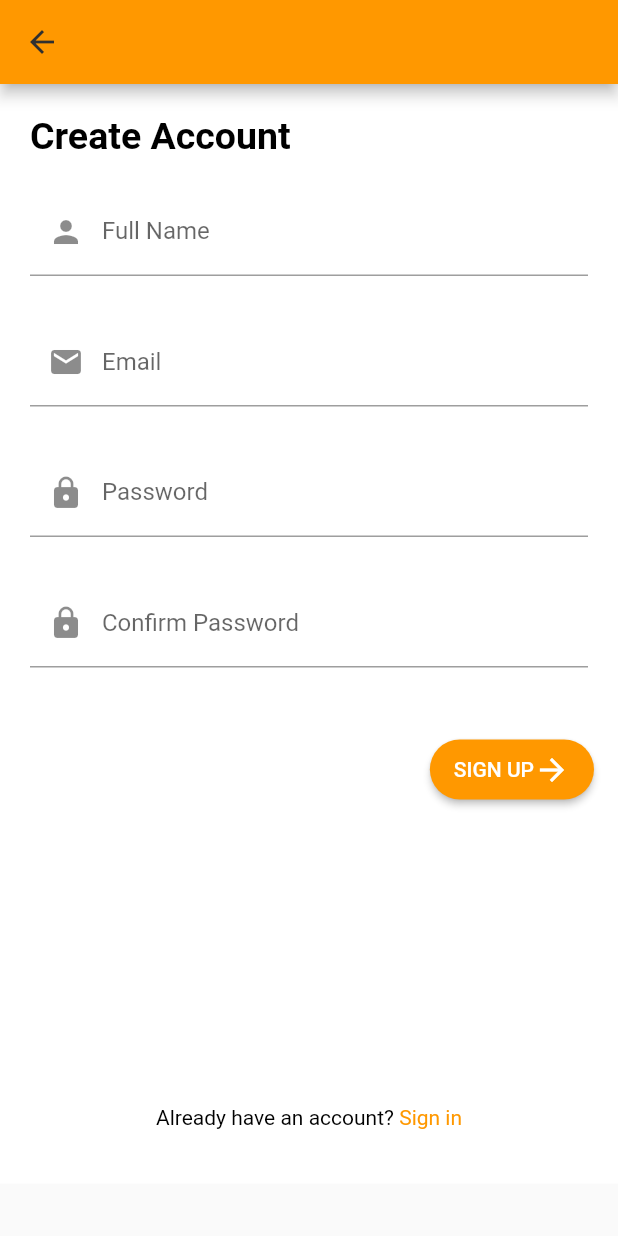
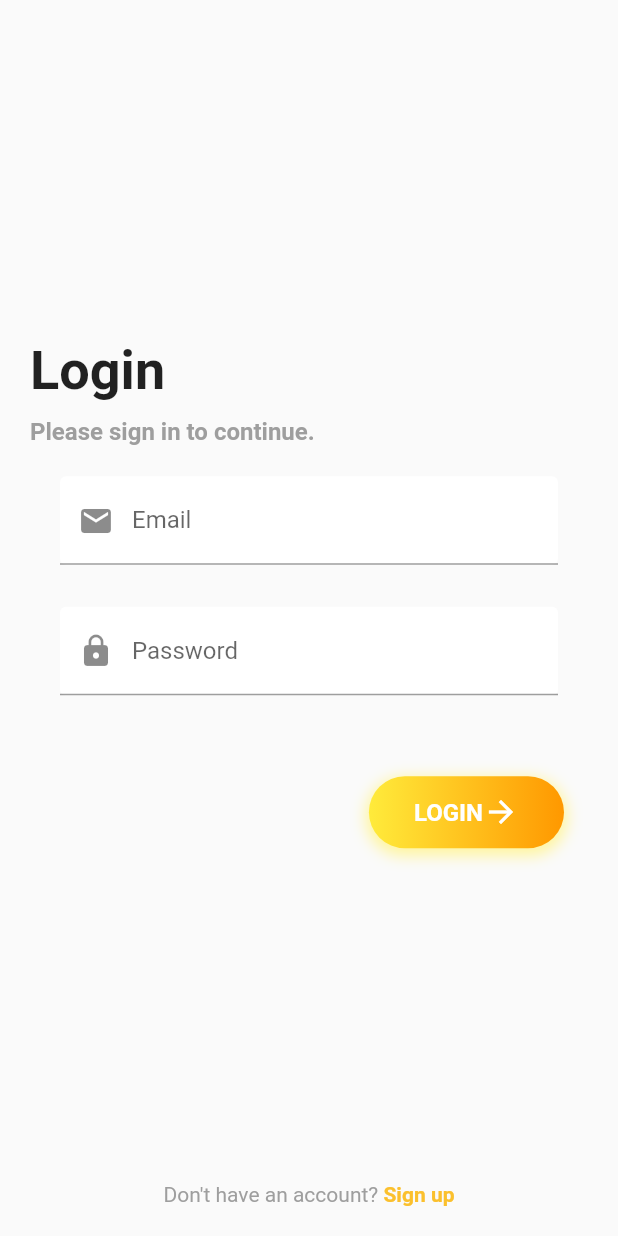
Before and after one commit to 5Amogh/samiksha, a Flutter app: the screen it shows after launch, on a phone screen of 412 x 824 dp. Run offline on Flutter 3.47's test engine with Material 2 defaults, Android fonts, the light colour scheme and no system bars; our stand-ins replace shared_preferences.

Commit message:
Added login page and routing

```diff
--- a/lib/main.dart
+++ b/lib/main.dart
@@ -3,6 +3,7 @@ import 'package:flutter/material.dart';
 import './screens/signup.dart';
 import 'src/common/services/api_service.dart';
 import 'src/common/services/session_manager.dart';
+import '/screens/login.dart';
 
 void main() {
   runApp(const MyApp());
@@ -17,25 +18,11 @@ class MyApp extends StatelessWidget {
     return MaterialApp(
       theme: ThemeData(
           colorScheme: ColorScheme.fromSwatch(primarySwatch: Colors.orange)),
-      home: Scaffold(
-        appBar: AppBar(
-          backgroundColor: Colors.orange,
-          leading: IconButton(
-            icon: Icon(
-              Icons.arrow_back,
-              color: Colors.grey[850],
-            ),
-            onPressed: () {
-              if (kDebugMode) {
-                print('Go back bruhh');
-              }
-            },
-          ),
-        ),
-        body: const SingleChildScrollView(
-          child: SignupPage(),
-        ),
-      ),
+      initialRoute: '/login',
+      routes: {
+        '/login': (context) => const LoginPage(),
+        '/signup': (context) => const SignupPage(),
+      },
     );
   }
 }
--- /dev/null
+++ b/lib/screens/login.dart
@@ -0,0 +1,141 @@
+import 'package:flutter/material.dart';
+import '../src/common/widgets/buttons/primary_button.dart';
+import '../src/common/widgets/forms/text_input_card.dart';
+
+class LoginPage extends StatefulWidget {
+  const LoginPage({super.key});
+
+  @override
+  State<LoginPage> createState() => _LoginPageState();
+}
+
+class _LoginPageState extends State<LoginPage> {
+  @override
+  Widget build(BuildContext context) {
+    return Scaffold(
+      body: SafeArea(
+        child: Padding(
+          padding: const EdgeInsets.all(20.0),
+          child: Column(
+            crossAxisAlignment: CrossAxisAlignment.start,
+            children: [
+              const Expanded(
+                child: Column(
+                  mainAxisAlignment: MainAxisAlignment.center,
+                  crossAxisAlignment: CrossAxisAlignment.start,
+                  children: [
+                    Text(
+                      'Login',
+                      style: TextStyle(
+                        fontSize: 36,
+                        fontWeight: FontWeight.w700,
+                      ),
+                    ),
+                    SizedBox(height: 10.0),
+                    Text(
+                      'Please sign in to continue.',
+                      style: TextStyle(
+                        fontSize: 16,
+                        fontWeight: FontWeight.w700,
+                        color: Colors.grey,
+                      ),
+                    ),
+                    LoginForm(),
+                  ],
+                ),
+              ),
+              // SizedBox(height: 160.0),
+              Row(
+                mainAxisAlignment: MainAxisAlignment.center,
+                children: [
+                  const Text(
+                    'Don\'t have an account? ',
+                    style: TextStyle(color: Colors.grey),
+                  ),
+                  GestureDetector(
+                    onTap: () => {
+                      debugPrint('Signup click'),
+                      Navigator.pushNamed(context, '/signup'),
+                    },
+                    child: Text(
+                      'Sign up',
+                      style: TextStyle(
+                        color: Colors.yellow[700],
+                        fontWeight: FontWeight.w700,
+                      ),
+                    ),
+                  ),
+                ],
+              )
+            ],
+          ),
+        ),
+      ),
+    );
+  }
+}
+
+class LoginForm extends StatefulWidget {
+  const LoginForm({Key? key});
+
+  @override
+  _LoginFormState createState() => _LoginFormState();
+}
+
+class _LoginFormState extends State<LoginForm> {
+  final GlobalKey<FormState> _formKey = GlobalKey<FormState>();
+  final TextEditingController _emailController = TextEditingController();
+  final TextEditingController _passwordController = TextEditingController();
+
+  final FocusNode _emailFocusNode = FocusNode();
+  final FocusNode _passwordFocusNode = FocusNode();
+
+  login() {
+    debugPrint('Redirect to homepage');
+  }
+
+  @override
+  void dispose() {
+    _emailFocusNode.dispose();
+    _passwordFocusNode.dispose();
+    super.dispose();
+  }
+
+  @override
+  Widget build(BuildContext context) {
+    return SingleChildScrollView(
+      child: Padding(
+        padding: const EdgeInsets.all(16.0),
+        child: Form(
+          key: _formKey,
+          child: Column(
+            children: [
+              TextInputCard(
+                labelText: 'Email',
+                prefixIcon: const Icon(Icons.email),
+                controller: _emailController,
+              ),
+              const SizedBox(height: 20.0),
+              TextInputCard(
+                labelText: 'Password',
+                prefixIcon: const Icon(Icons.lock),
+                controller: _passwordController,
+              ),
+              const SizedBox(height: 50.0),
+              Row(
+                mainAxisAlignment: MainAxisAlignment.end,
+                children: [
+                  PrimaryButton(
+                    label: 'LOGIN',
+                    icon: Icons.arrow_forward,
+                    buttonAction: login,
+                  )
+                ],
+              ),
+            ],
+          ),
+        ),
+      ),
+    );
+  }
+}
--- a/lib/screens/signup.dart
+++ b/lib/screens/signup.dart
@@ -1,5 +1,6 @@
 import 'package:flutter/gestures.dart';
 import 'package:flutter/material.dart';
+import '../src/common/widgets/forms/text_input_card.dart';
 
 class SignupPage extends StatefulWidget {
   const SignupPage({super.key});
@@ -11,7 +12,8 @@ class SignupPage extends StatefulWidget {
 class _SignupPageState extends State<SignupPage> {
   @override
   Widget build(BuildContext context) {
-    return Container(
+    return Scaffold(
+      body: Container(
         color: Colors.white,
         child: const SafeArea(
           child: Column(
@@ -31,6 +33,7 @@ class _SignupPageState extends State<SignupPage> {
               ),
               RegistrationForm()
             ],
+          ),
         ),
       ),
     );
@@ -68,26 +71,25 @@ class _RegistrationFormState extends State<RegistrationForm> {
         key: _formKey,
         child: Column(
           children: [
-            FormFieldCard(
+            TextInputCard(
               labelText: 'Full Name',
               prefixIcon: Icon(Icons.person),
               controller: _fullNameController,
             ),
             const SizedBox(height: 20.0),
-             FormFieldCard(
+            TextInputCard(
               labelText: 'Email',
               prefixIcon: Icon(Icons.email),
               controller: _emailController,
             ),
             const SizedBox(height: 20.0),
-             FormFieldCard(
+            TextInputCard(
               labelText: 'Password',
               prefixIcon: Icon(Icons.lock),
               controller: _passwordController,
-
             ),
             const SizedBox(height: 20.0),
-             FormFieldCard(
+            TextInputCard(
               labelText: 'Confirm Password',
               prefixIcon: Icon(Icons.lock),
               controller: _confirmPasswordController,
@@ -141,7 +143,7 @@ class _RegistrationFormState extends State<RegistrationForm> {
                       style: const TextStyle(color: Colors.orange),
                       recognizer: TapGestureRecognizer()
                         ..onTap = () {
-                          print('Sign in clicked');
+                          Navigator.pushNamed(context, '/login');
                         },
                     )
                   ])),
@@ -152,44 +154,3 @@ class _RegistrationFormState extends State<RegistrationForm> {
     );
   }
 }
-
-class FormFieldCard extends StatefulWidget {
-  final String labelText;
-  final Icon prefixIcon;
-  final TextEditingController controller;
-
-  const FormFieldCard({
-    Key? key,
-    required this.labelText,
-    required this.prefixIcon,
-    required this.controller,
-  }) : super(key: key);
-
-  @override
-  _FormFieldCardState createState() => _FormFieldCardState();
-}
-
-class _FormFieldCardState extends State<FormFieldCard> {
-  bool isFocused = false;
-
-  @override
-  Widget build(BuildContext context) {
-    return Focus(
-      onFocusChange: (hasFocus) {
-        setState(() {
-          isFocused = hasFocus;
-        });
-      },
-      child: Card(
-        elevation: isFocused ? 8.0 : 0.0,
-        child: TextFormField(
-          controller: widget.controller,
-          decoration: InputDecoration(
-            labelText: widget.labelText,
-            prefixIcon: widget.prefixIcon
-          ),
-        ),
-      ),
-    );
-  }
-}
--- /dev/null
+++ b/lib/src/common/widgets/buttons/primary_button.dart
@@ -0,0 +1,66 @@
+import 'package:flutter/material.dart';
+
+class PrimaryButton extends StatefulWidget {
+  final String? label;
+  final IconData? icon;
+  final VoidCallback? buttonAction;
+  const PrimaryButton({super.key, this.label, this.icon, this.buttonAction});
+
+  @override
+  State<PrimaryButton> createState() => _PrimaryButtonState();
+}
+
+class _PrimaryButtonState extends State<PrimaryButton> {
+  onClick() {
+    widget.buttonAction != null ? widget.buttonAction!() : () {};
+  }
+
+  @override
+  Widget build(BuildContext context) {
+    return Container(
+      decoration: BoxDecoration(
+        gradient: const LinearGradient(
+          colors: [Colors.yellow, Colors.orange],
+        ),
+        borderRadius: BorderRadius.circular(25.0),
+        boxShadow: const [
+          BoxShadow(
+            color: Color.fromRGBO(255, 245, 157, 1),
+            spreadRadius: 2,
+            blurRadius: 8,
+            offset: Offset(0, 3),
+          ),
+        ],
+      ),
+      child: ElevatedButton(
+        onPressed: () {
+          onClick();
+        },
+        style: ButtonStyle(
+          backgroundColor: MaterialStateProperty.all<Color>(Colors.transparent),
+          shadowColor: MaterialStateProperty.all(Colors.transparent),
+          padding: const MaterialStatePropertyAll(
+            EdgeInsets.symmetric(vertical: 10.0, horizontal: 30.0),
+          ),
+        ),
+        child: Row(
+          children: [
+            Text(
+              widget.label ?? 'Label',
+              style: const TextStyle(
+                fontSize: 16.0,
+                fontWeight: FontWeight.w700,
+                color: Colors.white,
+              ),
+            ),
+            if (widget.icon != null)
+              Icon(
+                widget.icon,
+                color: Colors.white,
+              ),
+          ],
+        ),
+      ),
+    );
+  }
+}
--- /dev/null
+++ b/lib/src/common/widgets/forms/text_input_card.dart
@@ -0,0 +1,42 @@
+import 'package:flutter/material.dart';
+
+class TextInputCard extends StatefulWidget {
+  final String labelText;
+  final Icon prefixIcon;
+  final TextEditingController controller;
+
+  const TextInputCard({
+    Key? key,
+    required this.labelText,
+    required this.prefixIcon,
+    required this.controller,
+  }) : super(key: key);
+
+  @override
+  _TextInputCardState createState() => _TextInputCardState();
+}
+
+class _TextInputCardState extends State<TextInputCard> {
+  bool isFocused = false;
+
+  @override
+  Widget build(BuildContext context) {
+    return Focus(
+      onFocusChange: (hasFocus) {
+        setState(() {
+          isFocused = hasFocus;
+        });
+      },
+      child: Card(
+        elevation: isFocused ? 8.0 : 0.0,
+        child: TextFormField(
+          controller: widget.controller,
+          decoration: InputDecoration(
+            labelText: widget.labelText,
+            prefixIcon: widget.prefixIcon,
+          ),
+        ),
+      ),
+    );
+  }
+}
```
Lines whose indentation alone changed are shown as unchanged.
